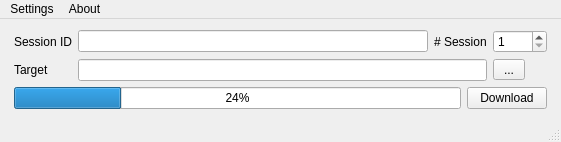
Before: the Qt Designer form src/main.ui in aerosadegh/BBB-Downloader, drawn with Qt 5.
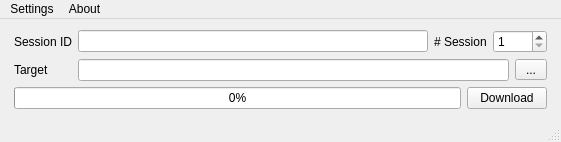
After: the same form once the commit is applied.

Commit message: feat: add sessio_number and improve UI

Patch:
```diff
--- a/src/main.ui
+++ b/src/main.ui
@@ -45,7 +45,13 @@
         <item>
          <widget class="QProgressBar" name="pbar">
           <property name="value">
-           <number>24</number>
+           <number>0</number>
+          </property>
+          <property name="alignment">
+           <set>Qt::AlignCenter</set>
+          </property>
+          <property name="orientation">
+           <enum>Qt::Horizontal</enum>
           </property>
          </widget>
         </item>
@@ -58,9 +64,6 @@
         </item>
        </layout>
       </item>
-      <item row="1" column="1" colspan="2">
-       <widget class="QLineEdit" name="target_led"/>
-      </item>
       <item row="0" column="2">
        <widget class="QLabel" name="sessionno_lbl">
         <property name="text">
@@ -84,7 +87,12 @@
         </property>
        </widget>
       </item>
-      <item row="1" column="3">
+      <item row="1" column="1" colspan="3">
+       <layout class="QHBoxLayout" name="horizontalLayout_2">
+        <item>
+         <widget class="QLineEdit" name="target_led"/>
+        </item>
+        <item>
        <widget class="QToolButton" name="browse_btn">
         <property name="minimumSize">
          <size>
@@ -108,6 +116,8 @@
          <enum>Qt::NoArrow</enum>
         </property>
        </widget>
+        </item>
+       </layout>
       </item>
      </layout>
     </item>
```
Left out of the diff: 6 changed lines with no effect on the pictures. Lines whose indentation alone changed are shown as unchanged. The commit also changes 3 other files.
